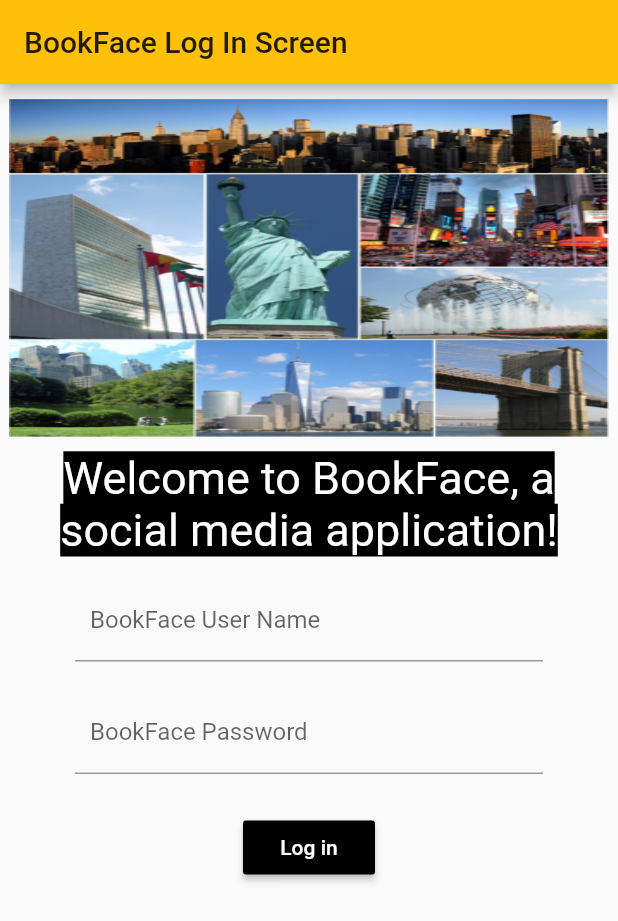
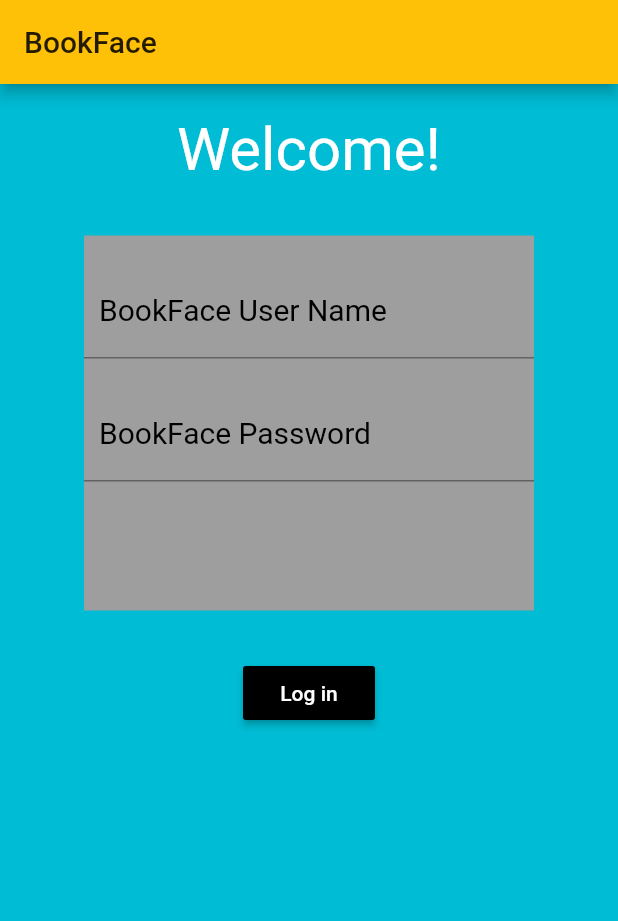
Before and after one commit to gordonzhang17/BookFace, a Flutter app: the screen it shows after launch, on a phone screen of 412 x 824 dp. Shown: the top 921 px of the screen. Run offline on Flutter 3.47's test engine with Material 2 defaults, Android fonts, the phone set to English and light mode, and no system bars; our stand-ins replace faker, shared_preferences.

Commit message:
Work on login screen, user profile screen

```diff
--- a/lib/loginScreen.dart
+++ b/lib/loginScreen.dart
@@ -34,7 +34,7 @@ class LoginActivityState extends State<LoginActivity> {
     return Scaffold(
       resizeToAvoidBottomPadding: true,
       appBar: AppBar(
-        title: Text("BookFace Log In Screen"),
+        title: Text("BookFace"),
       ),
       body: _buildUserAndPasswordInputs(),
     );
@@ -42,51 +42,49 @@ class LoginActivityState extends State<LoginActivity> {
 
   Widget _buildUserAndPasswordInputs() {
     return Container(
+      color: Colors.cyan,
       child: new Column(
         crossAxisAlignment: CrossAxisAlignment.center,
         children: <Widget>[
           Padding(
-            padding: new EdgeInsets.all(5.0),
+            padding: new EdgeInsets.all(10.0),
           ),
-          Container(
-            height: 225.0,
-            width: 400.0,
-            child: DecoratedBox(
-              decoration: BoxDecoration(
-                image: DecorationImage(
-                  image: AssetImage('assets/NYC.jpg'),
-                  fit: BoxFit.fill,
+          Center(
+            child: Container(
+              height: 75.0,
+              child: Text(
+                'Welcome!',
+                textAlign: TextAlign.center,
+                style: TextStyle(
+                  color: Colors.white,
+                  fontSize: 40.0,
                 ),
               ),
             ),
           ),
+          Container(
+            constraints: BoxConstraints(
+              maxHeight: 250.0,
+              maxWidth: 300.0,
+              minHeight: 250.0,
+              minWidth: 300.0,
+            ),
+            color: Colors.grey,
+            margin: EdgeInsets.symmetric(horizontal: 10.0, vertical: 6.0),
+            child: Column(
+              children: <Widget>[
                 Padding(
-            padding: new EdgeInsets.all(5.0),
-          ),
-          Center(
-            child: Container(
-              height: 75.0,
-              width: MediaQuery.of(context).size.width - 50.0,
-              child: Text(
-                'Welcome to BookFace, a social media application!',
-                textAlign: TextAlign.center,
-                style: TextStyle(
-                  color: Colors.white,
-                  backgroundColor: Colors.black,
-                  fontSize: 30.0,
-                ),
-              ),
-            ),
-          ),
-          Padding(
-            padding: new EdgeInsets.all(5.0),
+                  padding: new EdgeInsets.all(10.0),
                 ),
                 Container(
-            width: MediaQuery.of(context).size.width - 100.0,
                   child: TextFormField(
+                    style: TextStyle(fontSize: 20.0, color: Colors.black),
                     controller: _userNameTextEditingController,
                     keyboardType: TextInputType.text,
                     decoration: new InputDecoration(
+                      hintStyle: TextStyle(fontSize: 20.0, color: Colors.black),
+                      labelStyle:
+                          TextStyle(fontSize: 20.0, color: Colors.black),
                       hintText: 'Enter your BookFace User Name',
                       labelText: 'BookFace User Name',
                       contentPadding: const EdgeInsets.all(10.0),
@@ -97,8 +95,8 @@ class LoginActivityState extends State<LoginActivity> {
                   padding: new EdgeInsets.all(10.0),
                 ),
                 Container(
-            width: MediaQuery.of(context).size.width - 100.0,
                   child: TextFormField(
+                    style: TextStyle(fontSize: 20.0, color: Colors.black),
                     controller: _passwordTextEditingController,
                     keyboardType: TextInputType.text,
                     //obscure text == true makes text hidden
@@ -107,7 +105,13 @@ class LoginActivityState extends State<LoginActivity> {
                       hintText: 'Enter your BookFace password',
                       labelText: 'BookFace Password',
                       contentPadding: const EdgeInsets.all(10.0),
+                      hintStyle: TextStyle(fontSize: 20.0, color: Colors.black),
+                      labelStyle:
+                          TextStyle(fontSize: 20.0, color: Colors.black),
                     ),
+                  ),
+                ),
+              ],
             ),
           ),
           Padding(
```
Also changed, not shown: lib/BookFaceUserProfile.dart (+42 -4 lines), lib/mainProfileScreen.dart (+14 -5 lines). Lines whose indentation alone changed are shown as unchanged.
